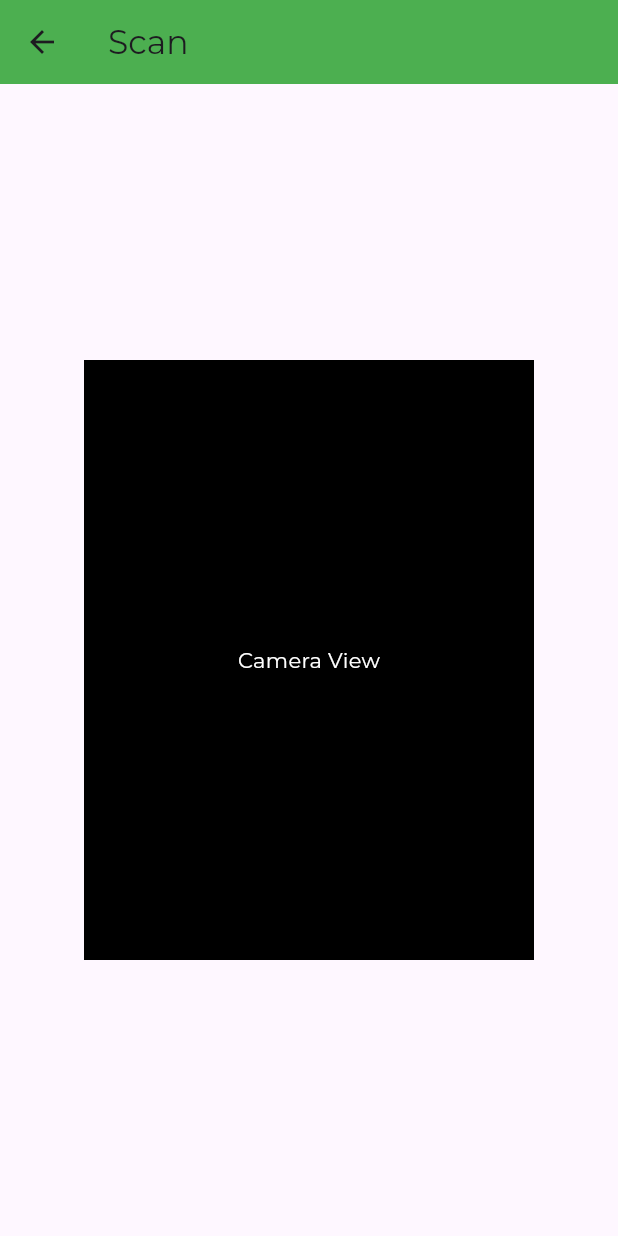
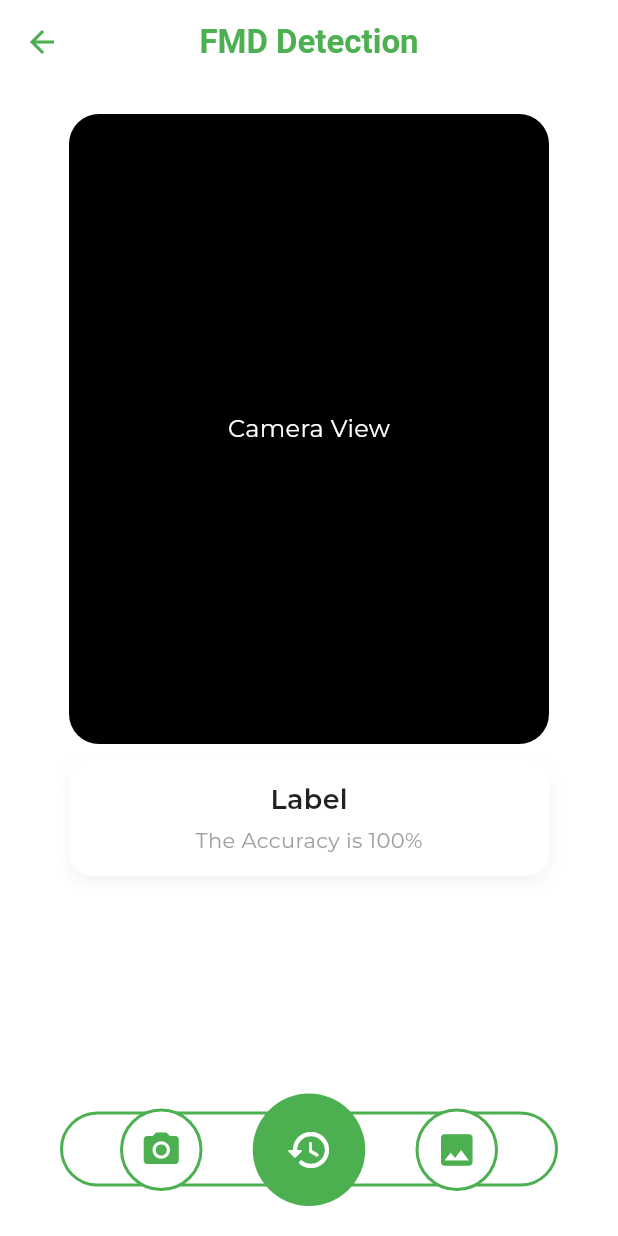
Before and after one commit to IlhamRichie/FMD-Disease-AI, a Flutter app: the ScanScreen screen opened directly, on a phone screen of 412 x 824 dp. Run offline on Flutter 3.47's test engine with Material 3 defaults, Android fonts, the phone set to English and light mode, and no system bars; our stand-ins replace animate_do, fl_chart, font_awesome_flutter, google_fonts.

Commit message:
Detection Screen

```diff
--- a/lib/pages/homepage.dart
+++ b/lib/pages/homepage.dart
@@ -293,7 +293,7 @@ class HomePage extends StatelessWidget {
             const SizedBox(width: 10), // Kurangi jarak antar ikon
             _buildBottomIcon(
               icon: Icons.person,
-              color: Colors.grey.shade700,
+              color: const Color.fromARGB(255, 255, 255, 255),
               onPressed: () {
                 Navigator.push(context,
                     MaterialPageRoute(builder: (context) => ProfileScreen()));
--- a/lib/pages/screens/scan_screen.dart
+++ b/lib/pages/screens/scan_screen.dart
@@ -4,23 +4,147 @@ class ScanScreen extends StatelessWidget {
   @override
   Widget build(BuildContext context) {
     return Scaffold(
+      backgroundColor: Colors.white,
       appBar: AppBar(
-        title: Text("Scan"),
-        backgroundColor: Colors.green,
+        title: const Text("FMD Detection"),
+        backgroundColor: Colors.white,
+        elevation: 0,
+        centerTitle: true,
+        iconTheme: const IconThemeData(color: Colors.green),
+        titleTextStyle: const TextStyle(
+          color: Colors.green,
+          fontSize: 22,
+          fontWeight: FontWeight.w600,
+        ),
       ),
-      body: Center(
-        child: Container(
-          width: 300,
-          height: 400,
-          color: Colors.black, // Simulasi kamera
-          child: Center(
-            child: Text(
-              "Camera View",
-              style: TextStyle(color: Colors.white),
+      body: Column(
+        children: [
+          const SizedBox(height: 20), // Mengurangi padding atas
+
+          // Kamera Container
+          Center(
+            child: ClipRRect(
+              borderRadius: BorderRadius.circular(20),
+              child: Container(
+                width: 320,
+                height: 420,
+                color: Colors.black, // Simulasi kamera
+                child: const Center(
+                  child: Text(
+                    "Camera View",
+                    style: TextStyle(color: Colors.white, fontSize: 16),
+                  ),
+                ),
+              ),
             ),
           ),
+
+          const SizedBox(height: 10), // Mengurangi space agar tidak ketutupan
+
+          // Label hasil scan
+          Container(
+            width: 320,
+            padding: const EdgeInsets.symmetric(vertical: 14, horizontal: 18),
+            decoration: BoxDecoration(
+              color: Colors.white,
+              borderRadius: BorderRadius.circular(15),
+              boxShadow: [
+                BoxShadow(
+                  color: Colors.black.withOpacity(0.05),
+                  blurRadius: 8,
+                  offset: const Offset(0, 4),
+                ),
+              ],
+            ),
+            child: Column(
+              children: const [
+                Text(
+                  "Label",
+                  style: TextStyle(
+                    fontSize: 18,
+                    fontWeight: FontWeight.w600,
+                    color: Colors.black87,
+                  ),
+                ),
+                SizedBox(height: 4),
+                Text(
+                  "The Accuracy is 100%",
+                  style: TextStyle(
+                    fontSize: 14,
+                    color: Colors.grey,
+                  ),
+                ),
+              ],
+            ),
+          ),
+
+          const SizedBox(height: 80), // Memberikan ruang agar tidak tertutup bottom navigation
+        ],
+      ),
+
+      // Bottom Navigation Bar dengan desain yang diperbaiki
+      bottomNavigationBar: SizedBox(
+        height: 30, // Pastikan ada ruang untuk bottom navigation
+        child: Stack(
+          clipBehavior: Clip.none, // Supaya icon tidak terpotong
+          alignment: Alignment.center,
+          children: [
+            // Lapisan pertama (Rounded panjang, putih dengan border hijau)
+            Positioned(
+              bottom: 33,
+              left: 40,
+              right: 40,
+              child: Container(
+                height: 50,
+                decoration: BoxDecoration(
+                  color: Colors.white,
+                  borderRadius: BorderRadius.circular(30),
+                  border: Border.all(color: Colors.green, width: 2),
+                ),
+              ),
+            ),
+
+            // Lapisan kedua (Lingkaran besar di tengah, hijau)
+            Positioned(
+              bottom: 20, // Supaya lebih tinggi
+              child: Container(
+                width: 75,
+                height: 75,
+                decoration: const BoxDecoration(
+                  color: Colors.green,
+                  shape: BoxShape.circle,
+                ),
+                child: const Icon(Icons.history_rounded, color: Colors.white, size: 32),
+              ),
+            ),
+
+            // Ikon kiri dan kanan sejajar, tidak tertutup
+            Positioned(
+              left: 80,
+              bottom: 30,
+              child: _buildBottomIcon(Icons.camera_alt),
+            ),
+            Positioned(
+              right: 80,
+              bottom: 30,
+              child: _buildBottomIcon(Icons.photo),
+            ),
+          ],
         ),
       ),
     );
   }
+
+  Widget _buildBottomIcon(IconData icon) {
+    return Container(
+      width: 55,
+      height: 55,
+      decoration: BoxDecoration(
+        color: Colors.white,
+        shape: BoxShape.circle,
+        border: Border.all(color: Colors.green, width: 2), // Border hijau
+      ),
+      child: Icon(icon, color: Colors.green, size: 28),
+    );
+  }
 }
```
